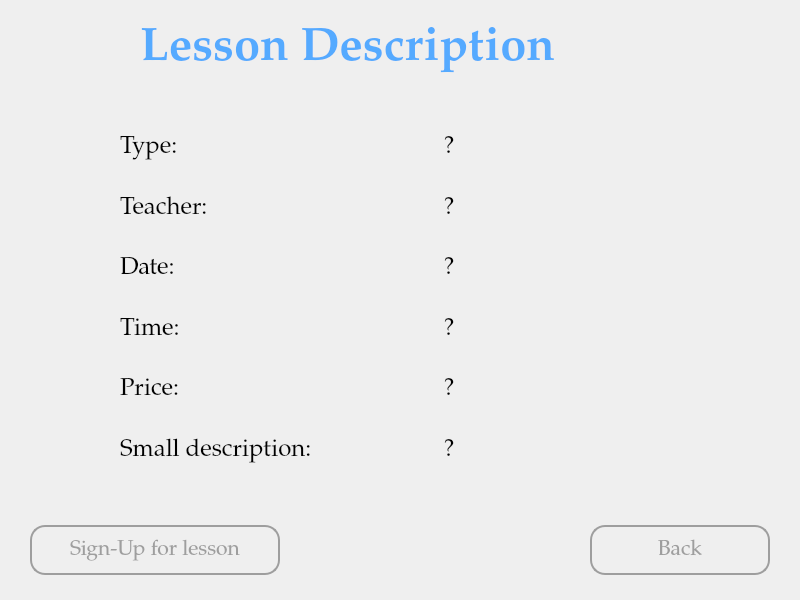
tural777/FinalProject, file UI/LessonDescriptionPageUI.ui: the form before one commit.
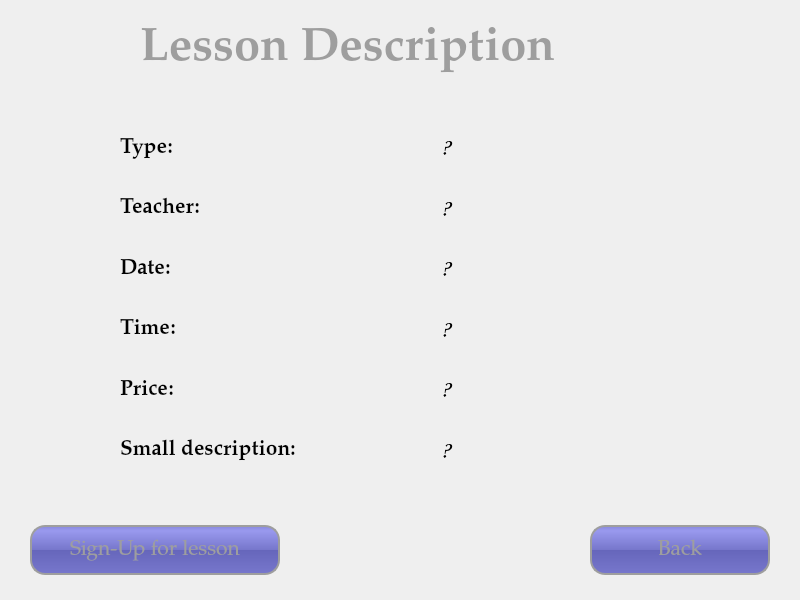
The form after the commit.

The edit to the form file:
```diff
--- a/UI/LessonDescriptionPageUI.ui
+++ b/UI/LessonDescriptionPageUI.ui
@@ -54,7 +54,7 @@
     <string notr="true">QPushButton{
 	border: 2px solid #9E9E9E;
 	border-radius: 15px;
-	background-color: #00000000;
+	background-color: QLinearGradient( x1: 0, y1: 0, x2: 0, y2: 1, stop: 0 #88d, stop: 0.1 #99e, stop: 0.49 #77c, stop: 0.5 #66b, stop: 1 #77c);
 	color: #9E9E9E;
 }
 QPushButton:hover{
@@ -86,6 +86,14 @@
      <layout class="QVBoxLayout" name="verticalLayout">
       <item>
        <widget class="QLabel" name="lbl_lessonType">
+        <property name="font">
+         <font>
+          <family>Palatino Linotype</family>
+          <pointsize>16</pointsize>
+          <weight>75</weight>
+          <bold>true</bold>
+         </font>
+        </property>
         <property name="text">
          <string>Type:</string>
         </property>
@@ -93,6 +101,14 @@
       </item>
       <item>
        <widget class="QLabel" name="lbl_teacher">
+        <property name="font">
+         <font>
+          <family>Palatino Linotype</family>
+          <pointsize>16</pointsize>
+          <weight>75</weight>
+          <bold>true</bold>
+         </font>
+        </property>
         <property name="text">
          <string>Teacher:</string>
         </property>
@@ -100,6 +116,14 @@
       </item>
       <item>
        <widget class="QLabel" name="lbl_date">
+        <property name="font">
+         <font>
+          <family>Palatino Linotype</family>
+          <pointsize>16</pointsize>
+          <weight>75</weight>
+          <bold>true</bold>
+         </font>
+        </property>
         <property name="text">
          <string>Date:</string>
         </property>
@@ -107,6 +131,14 @@
       </item>
       <item>
        <widget class="QLabel" name="lbl_time">
+        <property name="font">
+         <font>
+          <family>Palatino Linotype</family>
+          <pointsize>16</pointsize>
+          <weight>75</weight>
+          <bold>true</bold>
+         </font>
+        </property>
         <property name="text">
          <string>Time:</string>
         </property>
@@ -114,6 +146,14 @@
       </item>
       <item>
        <widget class="QLabel" name="lbl_price">
+        <property name="font">
+         <font>
+          <family>Palatino Linotype</family>
+          <pointsize>16</pointsize>
+          <weight>75</weight>
+          <bold>true</bold>
+         </font>
+        </property>
         <property name="text">
          <string>Price:</string>
         </property>
@@ -121,6 +161,14 @@
       </item>
       <item>
        <widget class="QLabel" name="lbl_description">
+        <property name="font">
+         <font>
+          <family>Palatino Linotype</family>
+          <pointsize>16</pointsize>
+          <weight>75</weight>
+          <bold>true</bold>
+         </font>
+        </property>
         <property name="text">
          <string>Small description: </string>
         </property>
@@ -132,6 +180,15 @@
      <layout class="QVBoxLayout" name="verticalLayout_2">
       <item>
        <widget class="QLabel" name="lbl_edit_lessonType">
+        <property name="font">
+         <font>
+          <family>Comic Sans MS</family>
+          <pointsize>18</pointsize>
+          <weight>9</weight>
+          <italic>true</italic>
+          <bold>false</bold>
+         </font>
+        </property>
         <property name="styleSheet">
          <string notr="true">font: 75 italic 18pt &quot;Comic Sans MS&quot;;</string>
         </property>
@@ -142,6 +199,15 @@
       </item>
       <item>
        <widget class="QLabel" name="lbl_edit_teacher">
+        <property name="font">
+         <font>
+          <family>Comic Sans MS</family>
+          <pointsize>18</pointsize>
+          <weight>9</weight>
+          <italic>true</italic>
+          <bold>false</bold>
+         </font>
+        </property>
         <property name="styleSheet">
          <string notr="true">font: 75 italic 18pt &quot;Comic Sans MS&quot;;</string>
         </property>
@@ -152,6 +218,15 @@
       </item>
       <item>
        <widget class="QLabel" name="lbl_edit_date">
+        <property name="font">
+         <font>
+          <family>Comic Sans MS</family>
+          <pointsize>18</pointsize>
+          <weight>9</weight>
+          <italic>true</italic>
+          <bold>false</bold>
+         </font>
+        </property>
         <property name="styleSheet">
          <string notr="true">font: 75 italic 18pt &quot;Comic Sans MS&quot;;</string>
         </property>
@@ -162,6 +237,15 @@
       </item>
       <item>
        <widget class="QLabel" name="lbl_edit_time">
+        <property name="font">
+         <font>
+          <family>Comic Sans MS</family>
+          <pointsize>18</pointsize>
+          <weight>9</weight>
+          <italic>true</italic>
+          <bold>false</bold>
+         </font>
+        </property>
         <property name="styleSheet">
          <string notr="true">font: 75 italic 18pt &quot;Comic Sans MS&quot;;</string>
         </property>
@@ -172,6 +256,15 @@
       </item>
       <item>
        <widget class="QLabel" name="lbl_edit_price">
+        <property name="font">
+         <font>
+          <family>Comic Sans MS</family>
+          <pointsize>18</pointsize>
+          <weight>9</weight>
+          <italic>true</italic>
+          <bold>false</bold>
+         </font>
+        </property>
         <property name="styleSheet">
          <string notr="true">font: 75 italic 18pt &quot;Comic Sans MS&quot;;</string>
         </property>
@@ -182,6 +275,15 @@
       </item>
       <item>
        <widget class="QLabel" name="lbl_edit_description">
+        <property name="font">
+         <font>
+          <family>Comic Sans MS</family>
+          <pointsize>18</pointsize>
+          <weight>9</weight>
+          <italic>true</italic>
+          <bold>false</bold>
+         </font>
+        </property>
         <property name="styleSheet">
          <string notr="true">font: 75 italic 18pt &quot;Comic Sans MS&quot;;</string>
         </property>
@@ -217,7 +319,7 @@
     <string notr="true">QPushButton{
 	border: 2px solid #9E9E9E;
 	border-radius: 15px;
-	background-color: #00000000;
+	background-color: QLinearGradient( x1: 0, y1: 0, x2: 0, y2: 1, stop: 0 #88d, stop: 0.1 #99e, stop: 0.49 #77c, stop: 0.5 #66b, stop: 1 #77c);
 	color: #9E9E9E;
 }
 QPushButton:hover{
@@ -253,7 +355,7 @@
     </font>
    </property>
    <property name="styleSheet">
-    <string notr="true">color: rgb(85, 170, 255);</string>
+    <string notr="true">color: #9E9E9E;</string>
    </property>
    <property name="text">
     <string>Lesson Description</string>
```
